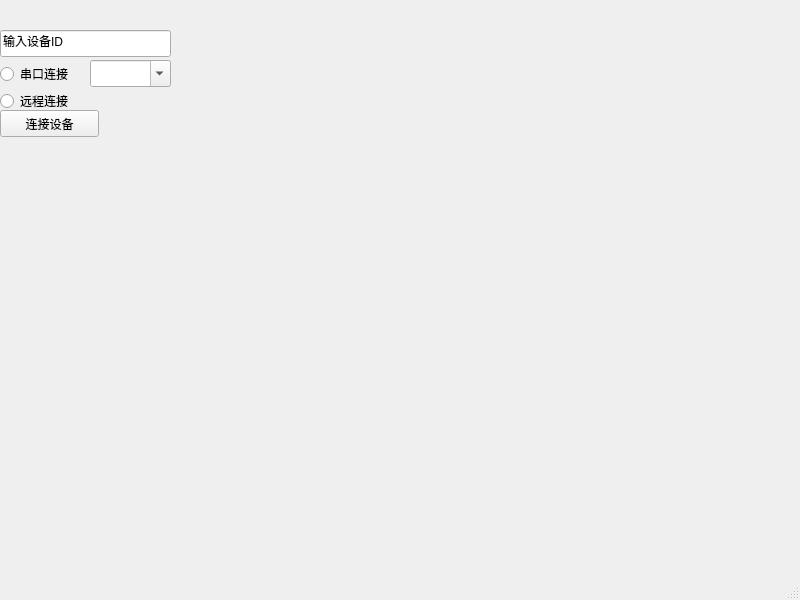
First picture: the form in test2.ui, repository BD7IOW/pyqttest, before the edit.
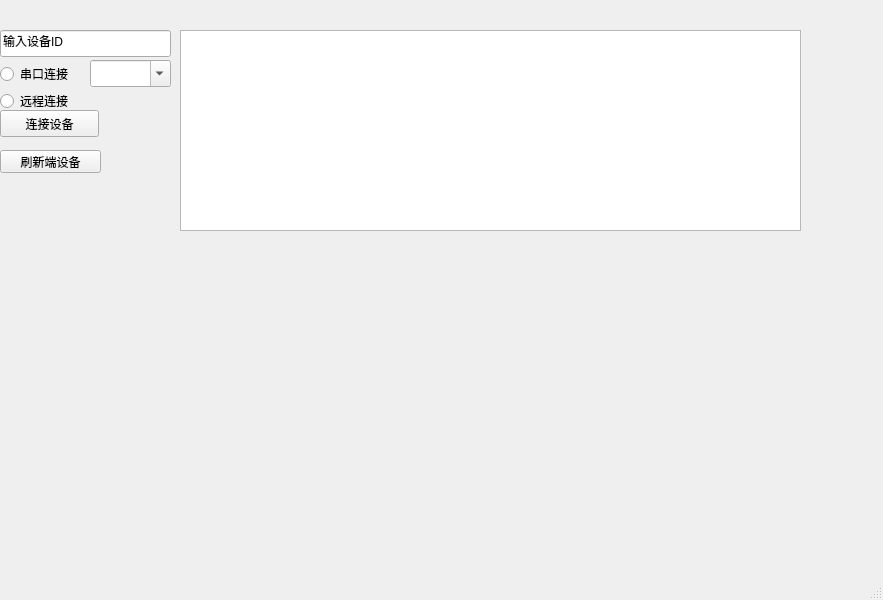
Second picture: the form after the edit.

Diff of the .ui file:
```diff
--- a/test2.ui
+++ b/test2.ui
@@ -6,7 +6,7 @@
    <rect>
     <x>0</x>
     <y>0</y>
-    <width>800</width>
+    <width>883</width>
     <height>600</height>
    </rect>
   </property>
@@ -85,6 +85,29 @@
      <number>50</number>
     </property>
    </widget>
+   <widget class="QPushButton" name="pushButton_2">
+    <property name="geometry">
+     <rect>
+      <x>0</x>
+      <y>150</y>
+      <width>101</width>
+      <height>23</height>
+     </rect>
+    </property>
+    <property name="text">
+     <string>刷新端设备</string>
+    </property>
+   </widget>
+   <widget class="QTableWidget" name="tableWidget">
+    <property name="geometry">
+     <rect>
+      <x>180</x>
+      <y>30</y>
+      <width>621</width>
+      <height>201</height>
+     </rect>
+    </property>
+   </widget>
   </widget>
   <widget class="QMenuBar" name="menubar">
    <property name="geometry">
```
Left out of the diff: 23 changed lines with no effect on the pictures.
